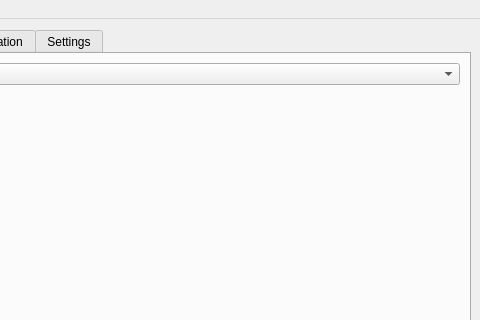
Old version of the form python-real-time-application/views/layouts/base_project_main.ui in the repository italogsfernandes/hand; both pictures show x 312 to 792 and y 0 to 320 of the 792 by 600 pixel window.
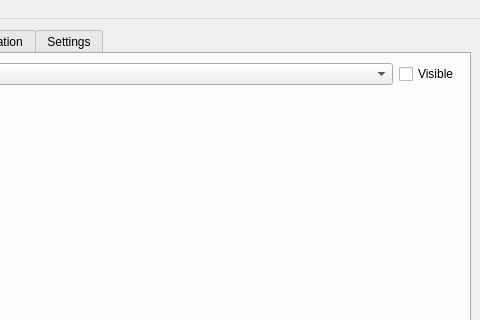
New version of the form.

What changed in the file:
```diff
--- a/python-real-time-application/views/layouts/base_project_main.ui
+++ b/python-real-time-application/views/layouts/base_project_main.ui
@@ -134,6 +134,19 @@
                 </property>
                </widget>
               </item>
+              <item>
+               <widget class="QCheckBox" name="checkBox">
+                <property name="sizePolicy">
+                 <sizepolicy hsizetype="Fixed" vsizetype="Fixed">
+                  <horstretch>0</horstretch>
+                  <verstretch>0</verstretch>
+                 </sizepolicy>
+                </property>
+                <property name="text">
+                 <string>Visible</string>
+                </property>
+               </widget>
+              </item>
              </layout>
             </item>
             <item>
```
